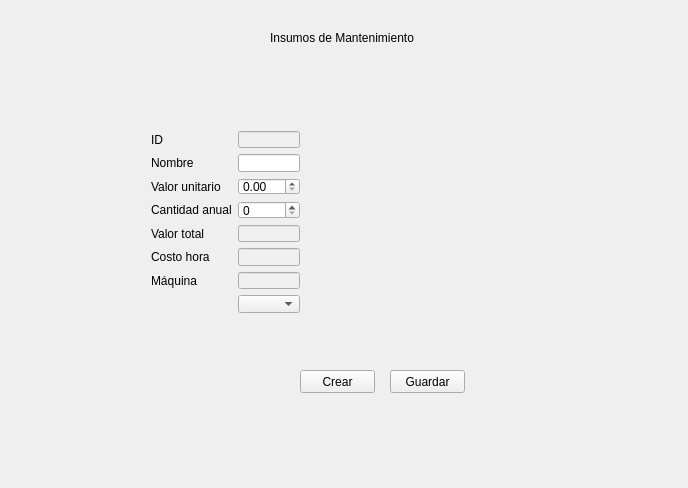
Exxu/cosmec-si, file cosmec/formularioinsumos.ui: the form before one commit.
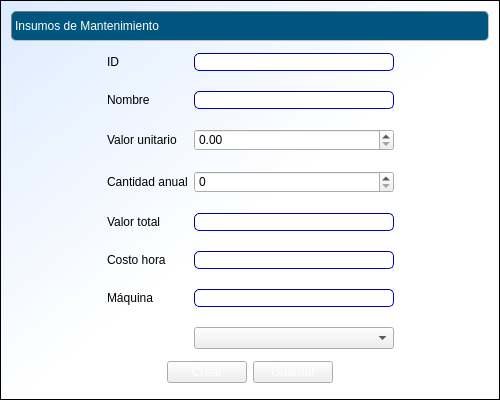
The form after the commit.

Commit message: formularios actualizados

Patch:
```diff
--- a/cosmec/formularioinsumos.ui
+++ b/cosmec/formularioinsumos.ui
@@ -6,36 +6,113 @@
    <rect>
     <x>0</x>
     <y>0</y>
-    <width>688</width>
-    <height>488</height>
+    <width>500</width>
+    <height>400</height>
    </rect>
   </property>
+  <property name="minimumSize">
+   <size>
+    <width>500</width>
+    <height>400</height>
+   </size>
+  </property>
   <property name="windowTitle">
    <string>formularioInsumos</string>
   </property>
+  <property name="styleSheet">
+   <string notr="true">QWidget#formularioInsumos{
+background:qlineargradient(spread:pad, x1:0, y1:0, x2:1, y2:1, stop:0 rgba(221, 235, 255, 255), stop:0.522727 rgba(255, 255, 255, 255));
+border: 1px solid black;
+}
+.QFrame {
+ border: 1px inset gray;
+ border-radius: 5px;
+ background:  transparent;
+}
+QLabel#label {/*titulos de pág*/
+border: 1px inset gray;
+ border-radius: 5px;
+font: bold 12pt &quot;Calibri&quot;;
+background:rgb(0, 85, 127);
+color:white;
+qproperty-alignment: AlignCenter
+}
+QLabel#label_11 {/*foto*/
+border: 1px inset gray;
+qproperty-alignment: AlignCenter
+}
+QLabel{
+border: 0px;
+font: 11pt &quot;Arial&quot;;
+background: transparent;
+}
+.QPushButton {
+background: qlineargradient(
+  x1:0, y1:0, x2:0, y2:1,
+  stop:0 #68778e,
+  stop: 0.4 #5c637d
+  stop: 0.5 #717990,
+  stop:1 #bec1d2
+ );
+ color: white;
+}
+QLineEdit {
+     border: 1px inset darkblue;
+     border-radius: 5px;
+     background:white;
+     selection-background-color: darkgray;
+ }</string>
+  </property>
+  <layout class="QVBoxLayout" name="verticalLayout">
+   <item>
   <widget class="QLabel" name="label">
-   <property name="geometry">
-    <rect>
-     <x>270</x>
-     <y>30</y>
-     <width>211</width>
-     <height>16</height>
-    </rect>
+     <property name="minimumSize">
+      <size>
+       <width>0</width>
+       <height>30</height>
+      </size>
    </property>
    <property name="text">
     <string>Insumos de Mantenimiento</string>
    </property>
   </widget>
-  <widget class="QWidget" name="formLayoutWidget">
-   <property name="geometry">
-    <rect>
-     <x>140</x>
-     <y>120</y>
-     <width>171</width>
-     <height>204</height>
-    </rect>
-   </property>
+   </item>
+   <item>
+    <spacer name="verticalSpacer">
+     <property name="orientation">
+      <enum>Qt::Vertical</enum>
+     </property>
+     <property name="sizeHint" stdset="0">
+      <size>
+       <width>20</width>
+       <height>40</height>
+      </size>
+     </property>
+    </spacer>
+   </item>
+   <item>
+    <layout class="QHBoxLayout" name="horizontalLayout_2">
+     <item>
+      <spacer name="horizontalSpacer">
+       <property name="orientation">
+        <enum>Qt::Horizontal</enum>
+       </property>
+       <property name="sizeHint" stdset="0">
+        <size>
+         <width>40</width>
+         <height>20</height>
+        </size>
+       </property>
+      </spacer>
+     </item>
+     <item>
    <layout class="QFormLayout" name="formLayout">
+       <property name="fieldGrowthPolicy">
+        <enum>QFormLayout::AllNonFixedFieldsGrow</enum>
+       </property>
+       <property name="verticalSpacing">
+        <number>20</number>
+       </property>
     <item row="0" column="0">
      <widget class="QLabel" name="label_2">
       <property name="text">
@@ -50,6 +127,9 @@
       </property>
      </widget>
     </item>
+       <item row="1" column="1">
+        <widget class="QLineEdit" name="lineEdit_2"/>
+       </item>
     <item row="2" column="0">
      <widget class="QLabel" name="label_4">
       <property name="text">
@@ -57,6 +137,13 @@
       </property>
      </widget>
     </item>
+       <item row="2" column="1">
+        <widget class="QDoubleSpinBox" name="doubleSpinBox">
+         <property name="maximum">
+          <double>999999999.990000009536743</double>
+         </property>
+        </widget>
+       </item>
     <item row="3" column="0">
      <widget class="QLabel" name="label_5">
       <property name="text">
@@ -64,6 +151,13 @@
       </property>
      </widget>
     </item>
+       <item row="3" column="1">
+        <widget class="QSpinBox" name="spinBox">
+         <property name="maximum">
+          <number>999999999</number>
+         </property>
+        </widget>
+       </item>
     <item row="4" column="0">
      <widget class="QLabel" name="label_6">
       <property name="text">
@@ -71,6 +165,13 @@
       </property>
      </widget>
     </item>
+       <item row="4" column="1">
+        <widget class="QLineEdit" name="lineEdit_3">
+         <property name="enabled">
+          <bool>false</bool>
+         </property>
+        </widget>
+       </item>
     <item row="5" column="0">
      <widget class="QLabel" name="label_7">
       <property name="text">
@@ -78,6 +179,13 @@
       </property>
      </widget>
     </item>
+       <item row="5" column="1">
+        <widget class="QLineEdit" name="lineEdit_4">
+         <property name="enabled">
+          <bool>false</bool>
+         </property>
+        </widget>
+       </item>
     <item row="6" column="0">
      <widget class="QLabel" name="label_8">
       <property name="text">
@@ -85,44 +193,6 @@
       </property>
      </widget>
     </item>
-    <item row="0" column="1">
-     <widget class="QLineEdit" name="lineEdit">
-      <property name="enabled">
-       <bool>false</bool>
-      </property>
-     </widget>
-    </item>
-    <item row="1" column="1">
-     <widget class="QLineEdit" name="lineEdit_2"/>
-    </item>
-    <item row="2" column="1">
-     <widget class="QDoubleSpinBox" name="doubleSpinBox">
-      <property name="maximum">
-       <double>999999999.990000009536743</double>
-      </property>
-     </widget>
-    </item>
-    <item row="3" column="1">
-     <widget class="QSpinBox" name="spinBox">
-      <property name="maximum">
-       <number>999999999</number>
-      </property>
-     </widget>
-    </item>
-    <item row="4" column="1">
-     <widget class="QLineEdit" name="lineEdit_3">
-      <property name="enabled">
-       <bool>false</bool>
-      </property>
-     </widget>
-    </item>
-    <item row="5" column="1">
-     <widget class="QLineEdit" name="lineEdit_4">
-      <property name="enabled">
-       <bool>false</bool>
-      </property>
-     </widget>
-    </item>
     <item row="6" column="1">
      <widget class="QLineEdit" name="lineEdit_5">
       <property name="enabled">
@@ -133,34 +203,107 @@
     <item row="7" column="1">
      <widget class="QComboBox" name="comboBox"/>
     </item>
-   </layout>
-  </widget>
+       <item row="0" column="1">
+        <widget class="QLineEdit" name="lineEdit">
+         <property name="enabled">
+          <bool>false</bool>
+         </property>
+         <property name="minimumSize">
+          <size>
+           <width>200</width>
+           <height>0</height>
+          </size>
+         </property>
+        </widget>
+       </item>
+      </layout>
+     </item>
+     <item>
+      <spacer name="horizontalSpacer_2">
+       <property name="orientation">
+        <enum>Qt::Horizontal</enum>
+       </property>
+       <property name="sizeHint" stdset="0">
+        <size>
+         <width>40</width>
+         <height>20</height>
+        </size>
+       </property>
+      </spacer>
+     </item>
+    </layout>
+   </item>
+   <item>
+    <spacer name="verticalSpacer_2">
+     <property name="orientation">
+      <enum>Qt::Vertical</enum>
+     </property>
+     <property name="sizeHint" stdset="0">
+      <size>
+       <width>20</width>
+       <height>40</height>
+      </size>
+     </property>
+    </spacer>
+   </item>
+   <item>
+    <layout class="QHBoxLayout" name="horizontalLayout">
+     <item>
+      <spacer name="horizontalSpacer_3">
+       <property name="orientation">
+        <enum>Qt::Horizontal</enum>
+       </property>
+       <property name="sizeHint" stdset="0">
+        <size>
+         <width>40</width>
+         <height>20</height>
+        </size>
+       </property>
+      </spacer>
+     </item>
+     <item>
   <widget class="QPushButton" name="pushButton">
-   <property name="geometry">
-    <rect>
-     <x>300</x>
-     <y>370</y>
-     <width>75</width>
-     <height>23</height>
-    </rect>
-   </property>
    <property name="text">
     <string>Crear</string>
    </property>
   </widget>
+     </item>
+     <item>
   <widget class="QPushButton" name="pushButton_2">
-   <property name="geometry">
-    <rect>
-     <x>390</x>
-     <y>370</y>
-     <width>75</width>
-     <height>23</height>
-    </rect>
-   </property>
    <property name="text">
     <string>Guardar</string>
    </property>
   </widget>
+     </item>
+     <item>
+      <spacer name="horizontalSpacer_4">
+       <property name="orientation">
+        <enum>Qt::Horizontal</enum>
+       </property>
+       <property name="sizeHint" stdset="0">
+        <size>
+         <width>40</width>
+         <height>20</height>
+        </size>
+       </property>
+      </spacer>
+     </item>
+    </layout>
+   </item>
+   <item>
+    <spacer name="verticalSpacer_3">
+     <property name="orientation">
+      <enum>Qt::Vertical</enum>
+     </property>
+     <property name="sizeHint" stdset="0">
+      <size>
+       <width>20</width>
+       <height>40</height>
+      </size>
+     </property>
+    </spacer>
+   </item>
+  </layout>
  </widget>
  <layoutdefault spacing="6" margin="11"/>
  <resources/>
```
Lines whose indentation alone changed are shown as unchanged. The commit also changes 25 other files.
